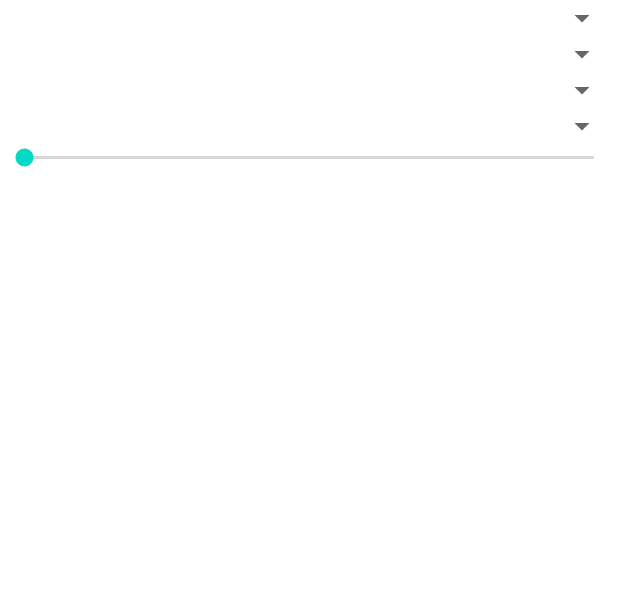
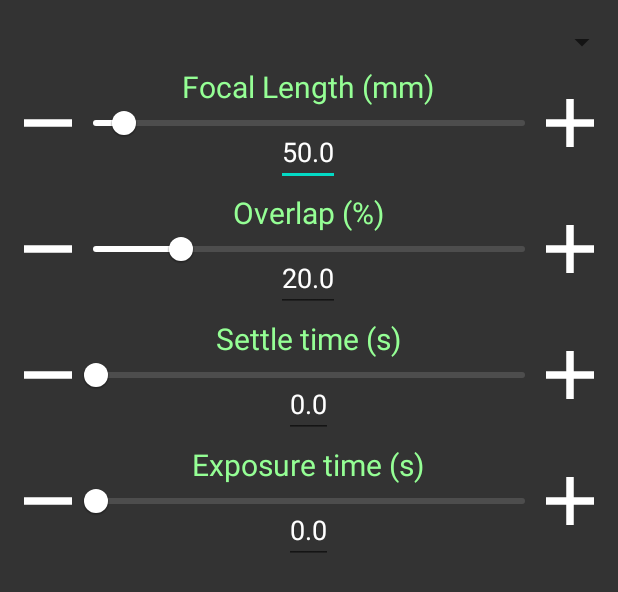
Before and after one commit to karl-johnson/panotroller, an Android app: the layout dialog_pano_settings.xml on its own in the app's theme, with its tools: preview values and no code run, on a phone screen of 412 x 824 dp. Shown: the top 592 px of the screen. Run offline under Robolectric (Android 15) with nearby library versions, the phone set to English and light mode, and no system bars.

Commit message:
Panorama setting sliders front-end work, ish

```diff
--- a/android/app/src/main/java/com/example/panotroller/SliderSettingsModule.java
+++ b/android/app/src/main/java/com/example/panotroller/SliderSettingsModule.java
@@ -3,13 +3,31 @@ package com.example.panotroller;
 import android.content.Context;
 import android.content.res.TypedArray;
 import android.util.AttributeSet;
+import android.view.DragEvent;
+import android.view.HapticFeedbackConstants;
 import android.view.LayoutInflater;
-import android.widget.LinearLayout;
+import android.view.MotionEvent;
+import android.view.View;
+import android.widget.EditText;
+import android.widget.ImageButton;
+import android.widget.SeekBar;
+import android.widget.TextView;
 
-import androidx.annotation.Nullable;
 import androidx.constraintlayout.widget.ConstraintLayout;
 
+import com.google.android.material.slider.Slider;
+
 public class SliderSettingsModule extends ConstraintLayout {
+
+    /* UI OBJECTS */
+    private EditText valueText;
+    private TextView titleText;
+    private ImageButton incButton;
+    private ImageButton decButton;
+    private Slider slider;
+
+    /* MEMBERS */
+    private TypedArray attributes; // attributes from AttributeSet
 
     // make these two constructors reference the main one
 
@@ -27,23 +45,67 @@ public class SliderSettingsModule extends ConstraintLayout {
         super(context, attrs);
 
         LayoutInflater li = (LayoutInflater) context.getSystemService(Context.LAYOUT_INFLATER_SERVICE);
-        li.inflate (R.layout.slider_settings_module, this, true);
-        // get and apply attributes from AttributeSet
-        TypedArray a=context.obtainStyledAttributes(attrs, R.styleable.SliderSettingsModule);
+        View thisView = li.inflate (R.layout.slider_settings_module, this, true);
+        // assign UI objects
+        valueText = thisView.findViewById(R.id.slider_mod_value);
+        titleText = thisView.findViewById(R.id.slider_mod_title);
+        incButton = thisView.findViewById(R.id.slider_mod_inc);
+        decButton = thisView.findViewById(R.id.slider_mod_dec);
+        slider = thisView.findViewById(R.id.slider_mod_slider);
+        // get attributes from AttributeSet
+        attributes=context.obtainStyledAttributes(attrs, R.styleable.SliderSettingsModule);
+        // apply attributes
+        titleText.setText(attributes.getString(R.styleable.SliderSettingsModule_titleText));
+        slider.setValueFrom(attributes.getFloat(R.styleable.SliderSettingsModule_valueFrom, 0));
+        slider.setValueTo(attributes.getFloat(R.styleable.SliderSettingsModule_valueTo, 100));
+        slider.setValue(attributes.getFloat(R.styleable.SliderSettingsModule_value, 50));
+        valueText.setText(String.valueOf(slider.getValue()));
+        slider.setStepSize(attributes.getFloat(R.styleable.SliderSettingsModule_stepSize, 1));
+        // set up listeners for slider and buttons
+        incButton.setOnTouchListener(this::onIncButton);
+        decButton.setOnTouchListener(this::onDecButton);
+        slider.addOnChangeListener(this::onSliderDrag);
+        attributes.recycle();
+        // we recycle this in onFinishInflate!
+    }
 
-        //
+    private void onSliderDrag(Slider slider, float value, boolean fromUser) {
+        valueText.setText(String.valueOf(value));
+    }
 
+    private boolean onIncButton(View view, MotionEvent motionEvent) {
+        if(motionEvent.getAction() == MotionEvent.ACTION_DOWN) {
+            // always do haptic feedback, even if value isn't actually incremented
+            view.performHapticFeedback(HapticFeedbackConstants.KEYBOARD_TAP);
+            // increment value by step size, if there's room
+            float newVal = slider.getValue() + slider.getStepSize();
+            if (newVal <= slider.getValueTo()) {
+                slider.setValue(newVal);
+                valueText.setText(String.valueOf(newVal));
+            }
+            return true;
+        }
+        return false;
+    }
 
-        a.recycle();
-
+    private boolean onDecButton(View view, MotionEvent motionEvent) {
+        if(motionEvent.getAction() == MotionEvent.ACTION_DOWN) {
+            // always do haptic feedback, even if value isn't actually incremented
+            view.performHapticFeedback(HapticFeedbackConstants.KEYBOARD_TAP);
+            // decrement value by step size, if there's room
+            float newVal = slider.getValue() - slider.getStepSize();
+            if (newVal >= slider.getValueFrom()) {
+                slider.setValue(newVal);
+                valueText.setText(String.valueOf(newVal));
+            }
+            return true;
+        }
+        return false;
     }
 
 
-
-
     public float getValue() {
-        // returns value which this slider module is currently adjusted to
-        return 0;
+        return slider.getValue();
     }
 
 
--- a/android/app/src/main/res/layout/dialog_pano_settings.xml
+++ b/android/app/src/main/res/layout/dialog_pano_settings.xml
@@ -1,35 +1,69 @@
 <?xml version="1.0" encoding="utf-8"?>
-<LinearLayout xmlns:android="http://schemas.android.com/apk/res/android"
+<androidx.constraintlayout.widget.ConstraintLayout xmlns:android="http://schemas.android.com/apk/res/android"
+    xmlns:app="http://schemas.android.com/apk/res-auto"
     xmlns:tools="http://schemas.android.com/tools"
     android:layout_width="match_parent"
     android:layout_height="match_parent"
+    android:background="@color/grey_bkd"
     android:orientation="vertical"
-    android:showDividers="none">
+    android:showDividers="none" >
+
+
+    <LinearLayout
+        android:id="@+id/SliderSettingsContainer"
+        android:layout_width="match_parent"
+        android:layout_height="0dp"
+        android:layout_marginTop="16dp"
+        android:orientation="vertical"
+        app:layout_constraintEnd_toEndOf="parent"
+        app:layout_constraintStart_toStartOf="parent"
+        app:layout_constraintTop_toTopOf="parent">
 
         <Spinner
-        android:id="@+id/spinner_camera"
+            android:id="@+id/cameraSpinner"
             android:layout_width="match_parent"
             android:layout_height="wrap_content"
-        tools:layout_editor_absoluteY="141dp" />
+            android:spinnerMode="dropdown" />
 
-    <Spinner
-        android:id="@+id/spinner_direction"
+        <com.example.panotroller.SliderSettingsModule
+            android:id="@+id/focalSlider"
             android:layout_width="match_parent"
-        android:layout_height="wrap_content" />
+            android:layout_height="wrap_content"
+            app:stepSize="1"
+            app:titleText="Focal Length (mm)"
+            app:value="50"
+            app:valueFrom="11"
+            app:valueTo="600" />
 
-    <Spinner
-        android:id="@+id/spinner_order"
+        <com.example.panotroller.SliderSettingsModule
+            android:id="@+id/overlapSlider"
             android:layout_width="match_parent"
-        android:layout_height="wrap_content" />
+            android:layout_height="wrap_content"
+            app:stepSize="1"
+            app:titleText="Overlap (%)"
+            app:value="20"
+            app:valueFrom="0"
+            app:valueTo="100" />
 
-    <Spinner
-        android:id="@+id/spinner_corner"
+        <com.example.panotroller.SliderSettingsModule
+            android:id="@+id/settleSlider"
             android:layout_width="match_parent"
-        android:layout_height="wrap_content" />
+            android:layout_height="wrap_content"
+            app:stepSize="0.1"
+            app:titleText="Settle time (s)"
+            app:value="0"
+            app:valueFrom="0"
+            app:valueTo="10" />
 
-    <SeekBar
-        android:id="@+id/seekBar2"
+        <com.example.panotroller.SliderSettingsModule
+            android:id="@+id/exposureSlider"
             android:layout_width="match_parent"
-        android:layout_height="wrap_content" />
+            android:layout_height="wrap_content"
+            app:stepSize="0.1"
+            app:titleText="Exposure time (s)"
+            app:value="0"
+            app:valueFrom="0"
+            app:valueTo="10" />
+    </LinearLayout>
 
-</LinearLayout>
+</androidx.constraintlayout.widget.ConstraintLayout>
--- a/android/app/src/main/res/layout/slider_settings_module.xml
+++ b/android/app/src/main/res/layout/slider_settings_module.xml
@@ -4,13 +4,13 @@
     xmlns:tools="http://schemas.android.com/tools"
     android:id="@+id/root"
     android:layout_width="match_parent"
-    android:layout_height="96dp"
+    android:layout_height="84dp"
     android:background="@color/grey_bkd">
 
     <ImageButton
-        android:id="@+id/imageButton"
-        android:layout_width="wrap_content"
-        android:layout_height="wrap_content"
+        android:id="@+id/slider_mod_inc"
+        android:layout_width="32dp"
+        android:layout_height="32dp"
         android:layout_marginEnd="16dp"
         android:background="@drawable/round_button"
         app:layout_constraintBottom_toBottomOf="parent"
@@ -19,9 +19,9 @@
         app:srcCompat="@drawable/ic_outline_add" />
 
     <ImageButton
-        android:id="@+id/imageButton2"
-        android:layout_width="wrap_content"
-        android:layout_height="wrap_content"
+        android:id="@+id/slider_mod_dec"
+        android:layout_width="32dp"
+        android:layout_height="32dp"
         android:layout_marginStart="16dp"
         android:background="@drawable/round_button"
         app:layout_constraintBottom_toBottomOf="parent"
@@ -30,41 +30,47 @@
         app:srcCompat="@drawable/ic_baseline_remove" />
 
     <com.google.android.material.slider.Slider
-        android:id="@+id/seekBar"
+        android:id="@+id/slider_mod_slider"
         android:layout_width="0dp"
-        android:layout_height="16dp"
+        android:layout_height="wrap_content"
         android:hapticFeedbackEnabled="true"
         android:progress="50"
         android:progressTint="@color/white"
         android:thumbTint="@color/white"
-        app:haloColor="#FFFFFF"
         app:layout_constraintBottom_toBottomOf="parent"
-        app:layout_constraintEnd_toStartOf="@+id/imageButton"
-        app:layout_constraintStart_toEndOf="@+id/imageButton2"
+        app:layout_constraintEnd_toStartOf="@+id/slider_mod_inc"
+        app:layout_constraintStart_toEndOf="@+id/slider_mod_dec"
         app:layout_constraintTop_toTopOf="parent"
+        app:thumbColor="#FFFFFF"
+        app:thumbRadius="8dp"
+        app:tickColorInactive="#FFFFFF"
+        app:tickVisible="false"
         app:trackColorActive="@color/white"
         app:trackColorInactive="#4D4D4D"
         app:trackHeight="4dp" />
 
     <TextView
-        android:id="@+id/textView2"
+        android:id="@+id/slider_mod_title"
         android:layout_width="wrap_content"
         android:layout_height="wrap_content"
+        android:layout_marginTop="4dp"
         android:text="Title"
         android:textColor="@color/green_accent"
-        android:textSize="24sp"
-        app:layout_constraintBottom_toTopOf="@+id/seekBar"
-        app:layout_constraintEnd_toEndOf="@+id/seekBar"
+        android:textSize="20sp"
+        app:layout_constraintEnd_toEndOf="@+id/slider_mod_slider"
         app:layout_constraintHorizontal_bias="0.497"
-        app:layout_constraintStart_toStartOf="@+id/seekBar" />
+        app:layout_constraintStart_toStartOf="@+id/slider_mod_slider"
+        app:layout_constraintTop_toTopOf="parent" />
 
-    <TextView
-        android:id="@+id/textView3"
+    <EditText
+        android:id="@+id/slider_mod_value"
         android:layout_width="wrap_content"
         android:layout_height="wrap_content"
+        android:inputType="number"
         android:text="Value"
-        android:textColor="@color/green_accent"
-        app:layout_constraintEnd_toEndOf="@+id/seekBar"
-        app:layout_constraintStart_toStartOf="@+id/seekBar"
-        app:layout_constraintTop_toBottomOf="@+id/seekBar" />
+        android:textColor="@color/white"
+        app:layout_constraintBottom_toBottomOf="parent"
+        app:layout_constraintEnd_toEndOf="@+id/slider_mod_slider"
+        app:layout_constraintHorizontal_bias="0.498"
+        app:layout_constraintStart_toStartOf="@+id/slider_mod_slider" />
 </androidx.constraintlayout.widget.ConstraintLayout>
```
Also changed, not shown: android/app/src/main/java/com/example/panotroller/ActivityPanoSetup.java (+25 -1 lines), android/app/src/main/res/values/attrs.xml (+4 -9 lines), 1 other file. Lines whose indentation alone changed are shown as unchanged.
